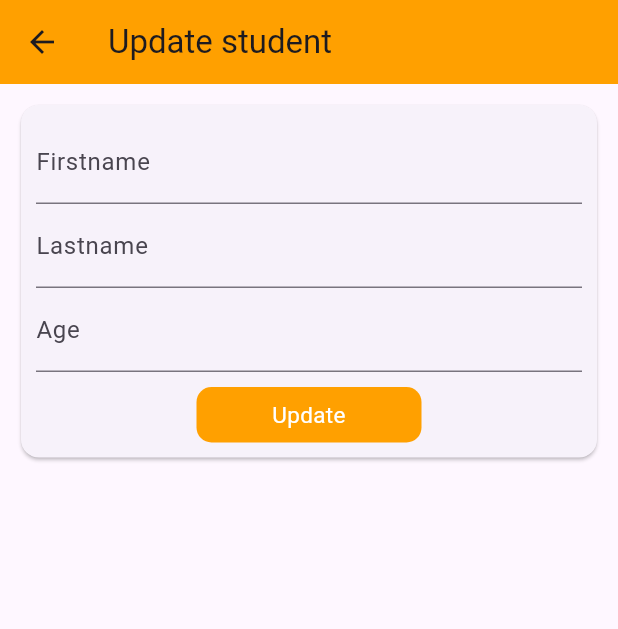
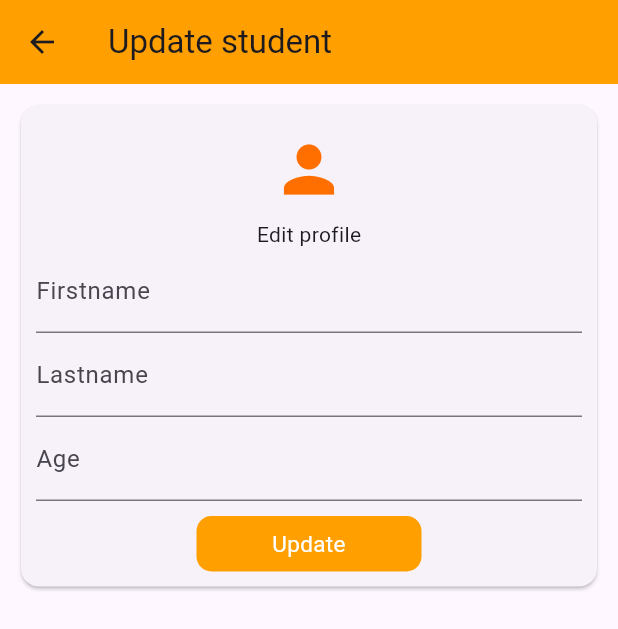
Before and after one commit to san-dr0/flutter-cart, a Flutter app: the SchoolUpdateStudent screen opened directly, on a phone screen of 412 x 824 dp. Shown: the top 629 px of the screen. Run offline on Flutter 3.47's test engine with Material 3 defaults, Android fonts, the phone set to English and light mode, and no system bars; our stand-ins replace bloc, dash_chat_2, dio, dropdown_button2, equatable, firebase_core and 14 more; missing offline and left inert: biometric_signature, device_security_checking; accounts and stored records are empty; generated files the repository leaves out were written again; statements that could not run were skipped.

Commit message:
edit profile

```diff
--- a/lib/core/string.dart
+++ b/lib/core/string.dart
@@ -92,3 +92,4 @@ const String updateStudentTitle = "Update student";
 const String schoolUpdateStudentRecord = "Update student record was successfull.";
 const String schoolUpdateStudentRecordFailed = "Updating record has failed.";
 const String schoolAttendanceTitle = "Attendance";
+const String schoolEditProfile = "Edit profile";
--- a/lib/feature-school/component/icon.button.dart
+++ b/lib/feature-school/component/icon.button.dart
@@ -1,10 +1,10 @@
 import 'package:flutter/material.dart';
 
-Widget iconButton({Function()? buttonAction, IconData icon = Icons.person, Color color = Colors.amber}) {
+Widget iconButton({Function()? buttonAction, IconData icon = Icons.person, Color color = Colors.amber, double iconSize = 20.0}) {
   return IconButton(onPressed: () {
     if (buttonAction == null) {
       return;
     }
     buttonAction();
-  }, icon: Icon(icon), color: color,);
+  }, icon: Icon(icon), color: color, iconSize: iconSize,);
 }
--- a/lib/feature-school/pod/teacher/teacher.pod.dart
+++ b/lib/feature-school/pod/teacher/teacher.pod.dart
@@ -54,6 +54,11 @@ class TeacherPod extends AsyncNotifier<List<TeacherModel>> {
 
     return studentUpdateResp;
   }
+  FutureOr<List<StudentModel>> getStudentListV2(int teacherId) async {
+    var studentRecord = await ref.read(schoolPodProvider.notifier).getStudentListV2(teacherId);
+
+    return studentRecord;
+  }
 
   FutureOr<List<StudentModel>> getAllStudentForAttendance(int teacherId) async {
     var studentList = await ref.read(schoolPodProvider.notifier).getAllStudentForAttendance(teacherId);
--- a/lib/feature-school/update-student/update.student.dart
+++ b/lib/feature-school/update-student/update.student.dart
@@ -1,5 +1,6 @@
 import 'package:clean_arch2/core/color.dart';
 import 'package:clean_arch2/core/string.dart';
+import 'package:clean_arch2/feature-school/component/icon.button.dart';
 import 'package:clean_arch2/feature-school/pod-entry/pod_entry.pod.dart';
 import 'package:clean_arch2/feature-school/registration/model/student.model.dart';
 import 'package:clean_arch2/feature/riverpod-feature/component/button/ink.dart';
@@ -41,13 +42,17 @@ class _SchoolUpdateStudent extends ConsumerState<SchoolUpdateStudent> {
 
     var teacherId = ref.read(schoolAuthPod).value!.id!;
     StudentModel student = StudentModel(id: studentId, firstName: fname, lastName: lname, age: int.parse(age));
-    int? studentUpdateResp = await ref.read(teacherPod.notifier).updateStudentRecord(teacherId!, student);
+    int? studentUpdateResp = await ref.read(teacherPod.notifier).updateStudentRecord(teacherId, student);
 
     if (studentUpdateResp! > 0) {
       Fluttertoast.showToast(msg: schoolUpdateStudentRecord, toastLength: Toast.LENGTH_SHORT);
       return;
     }
     Fluttertoast.showToast(msg: schoolUpdateStudentRecordFailed, toastLength: Toast.LENGTH_SHORT);
+  }
+
+  void onOpenGallery() {
+
   }
 
   @override
@@ -68,6 +73,13 @@ class _SchoolUpdateStudent extends ConsumerState<SchoolUpdateStudent> {
                 child: Column(
                   mainAxisSize: MainAxisSize.min,
                   children: [
+                    iconButton(
+                      buttonAction: onOpenGallery,
+                      icon: Icons.person,
+                      color: Colors.amber[900]!,
+                      iconSize: 50.0
+                    ),
+                    Text(schoolEditProfile),
                     TextFormField(
                       controller: _txtFname,
                       decoration: _inputDecoration(label: "Firstname"),
```
Also changed, not shown: lib/config/db/school_riverpod/school_pod.dart (+22 -0 lines), lib/feature-school/attendance/presentation/school.attendance.dart (+6 -6 lines), lib/feature-school/teacher-dashboard/teacher.dashboard.dart (+11 -7 lines).
